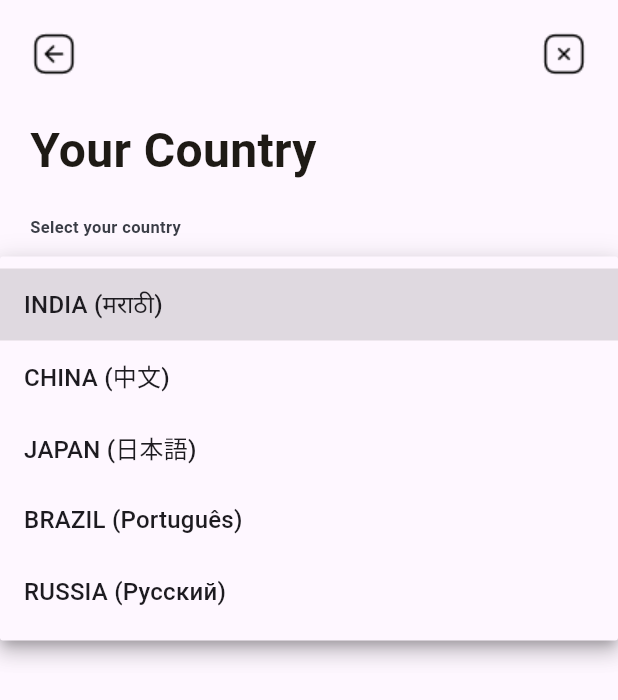
After one commit to MuhammadAmirKhan-57/newzler_app, a Flutter app: the CountryScreen screen opened directly, after a tap on "Country", on a phone screen of 412 x 824 dp. The commit adds this screen. Shown: the top 700 px of the screen. Run offline on Flutter 3.47's test engine with Material 3 defaults, Android fonts, the phone set to English and light mode, and no system bars; our stand-ins replace image_picker, shared_preferences, smooth_page_indicator, video_player; accounts and stored records are empty.

Commit message:
Country Screen

```diff
--- a/lib/view/profile/account_profile.dart
+++ b/lib/view/profile/account_profile.dart
@@ -1,9 +1,11 @@
 import 'package:flutter/material.dart';
 import 'package:newzler_app/provider/theme_provider.dart';
 import 'package:newzler_app/view/profile/birthday_screen.dart';
+import 'package:newzler_app/view/profile/country_screen.dart';
 import 'package:newzler_app/view/profile/email_update_screen.dart';
 import 'package:newzler_app/view/profile/gender.dart';
 import 'package:newzler_app/view/profile/name_update_screen.dart';
+import 'package:newzler_app/view/profile/phone_update_screen.dart';
 import 'package:provider/provider.dart';
 
 class Profile extends StatelessWidget {
@@ -184,7 +186,7 @@ class Profile extends StatelessWidget {
                           ),
                         ),
                         InkWell(
-                          onTap: () {},  // Phone Update Screen
+                          onTap: () => Navigator.push(context, MaterialPageRoute(builder: (context) => PhoneUpdateScreen())),  // Phone Update Screen
                           child: Icon(Icons.arrow_forward_ios, size: 22)),
                       ],
                     ),
@@ -301,7 +303,7 @@ class Profile extends StatelessWidget {
                           ),
                         ),
                         InkWell(
-                          onTap: () {}, //Country Screen
+                          onTap: () => Navigator.push(context, MaterialPageRoute(builder: (context) => CountryScreen())), //Country Screen
                           child: Icon(Icons.arrow_forward_ios, size: 22)),
                       ],
                     ),
--- /dev/null
+++ b/lib/view/profile/country_screen.dart
@@ -0,0 +1,132 @@
+import 'package:flutter/material.dart';
+import 'package:newzler_app/provider/theme_provider.dart';
+import 'package:newzler_app/view/profile/account_profile.dart';
+import 'package:provider/provider.dart';
+
+class CountryScreen extends StatefulWidget {
+  const CountryScreen({super.key});
+
+  @override
+  State<CountryScreen> createState() => _CountryScreenState();
+}
+
+class _CountryScreenState extends State<CountryScreen> {
+
+
+  String? _selectedCountry;
+
+
+  final List<String> _countries = [
+    'INDIA (मराठी)',
+    'CHINA (中文)',
+    'JAPAN (日本語)',
+    'BRAZIL (Português)',
+    'RUSSIA (Русский)',
+  ];
+
+  @override
+  Widget build(BuildContext context) {
+    final isDarkTheme = Provider.of<ThemeProvider>(context).selectedTheme == 'Night';
+    return Scaffold(
+      body: SafeArea(
+        child: Padding(
+          padding: const EdgeInsets.all(20.0),
+          child: Column(
+            crossAxisAlignment: CrossAxisAlignment.start,
+            children: [
+            Row(
+                  mainAxisAlignment: MainAxisAlignment.spaceBetween,
+                  children: [
+                    InkWell(
+                      onTap: () => Navigator.push(
+                        context,
+                        MaterialPageRoute(
+                          builder: (context) => Profile(),
+                        ),
+                      ),
+                      child: Image.asset(
+                        'assets/images/arrow-1.png',
+                        color: isDarkTheme ? Colors.white : Colors.black,
+                      ),
+                    ),
+                    InkWell(
+                      onTap: () => Navigator.pop(context),
+                      child: Image.asset(
+                        'assets/images/close-1.png',
+                        color: isDarkTheme ? Colors.white : Colors.black,
+                      ),
+                    ),
+                  ],
+                ),
+              const SizedBox(height: 25),
+               Text(
+                'Your Country',
+                style: TextStyle(
+                  fontSize: 32,
+                  fontWeight: FontWeight.w600,
+                  color: isDarkTheme ? Colors.white :Color(0xFF1E1A15),
+                ),
+              ),
+              const SizedBox(height: 20),
+               Text(
+                'Select your country',
+                style: TextStyle(
+                  fontSize: 11,
+                  fontWeight: FontWeight.w700,
+                  color: isDarkTheme ? Colors.white :Color(0xFF3A3D46),
+                ),
+              ),
+              const SizedBox(height: 20),
+              DropdownButton<String>(
+                hint:  Text('Country', style: TextStyle(
+                        color: isDarkTheme ? Colors.white : Colors.grey,
+                      ),),
+                value: _selectedCountry,
+                isExpanded: true,
+                items: _countries.map((country) {
+                  return DropdownMenuItem<String>(
+                    value: country,
+                    child: Text(country),
+                  );
+                }).toList(),
+                onChanged: (value) {
+                  setState(() {
+                    _selectedCountry = value;
+                  });
+                },
+              ),
+               const SizedBox(height: 25),
+              GestureDetector(
+                  onTap: () => Navigator.push(
+                    context,
+                    MaterialPageRoute(builder: (context) => Profile()),
+                  ),
+                  child: Center(
+                    child: Container(
+                      width: 320,
+                      height: 60,
+                      decoration: BoxDecoration(
+                        color: Color(0xff209CEE),
+                        borderRadius: BorderRadius.circular(30),
+                      ),
+                      child: Center(
+                        child: Text(
+                          'Update',
+                          style: TextStyle(
+                            fontSize: 18,
+                            fontWeight: FontWeight.w700,
+                            color: Color(0xffFFFFFF),
+                          ),
+                        ),
+                      ),
+                    ),
+                  ),
+                ),
+
+            ],
+          ),
+        ),
+      ),
+    );
+  }
+}
```
